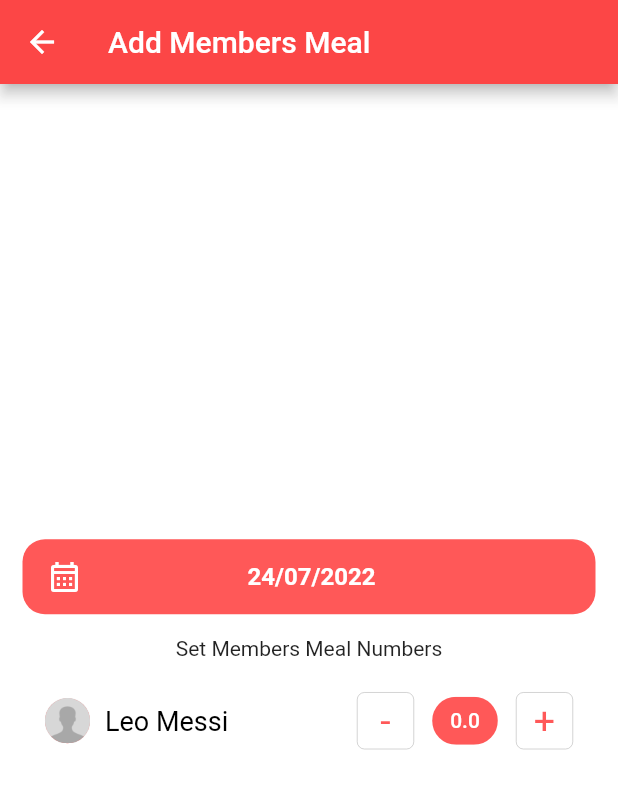
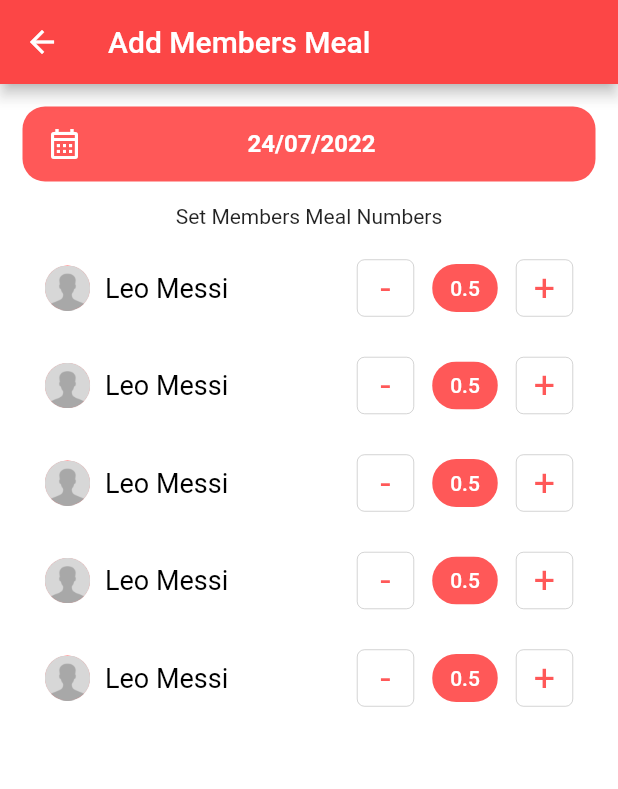
Before and after one commit to raselhossen125/mess_manager, a Flutter app: the AddMealPage screen opened by its route, after a tap on an icon or button, on a phone screen of 412 x 824 dp. Shown: the top 789 px of the screen. Run offline on Flutter 3.47's test engine with Material 2 defaults, Android fonts, the phone set to English and light mode, and no system bars; our stand-ins replace flutter_speed_dial.

Commit message:
add meal page update

```diff
--- a/lib/pages/add_meal_page.dart
+++ b/lib/pages/add_meal_page.dart
@@ -6,11 +6,10 @@ import 'package:provider/provider.dart';
 
 import '../providers/meal_provider.dart';
 import '../untils/custom_colors.dart';
+import '../widgets/addMealList_widget.dart';
 
 class AddMealPage extends StatelessWidget {
   static const routeName = '/addMeal-page';
-
-  double chipValue = 0.0;
 
   @override
   Widget build(BuildContext context) {
@@ -21,8 +20,7 @@ class AddMealPage extends StatelessWidget {
       ),
       body: Center(
         child: Padding(
-          padding: const EdgeInsets.symmetric(horizontal: 15, vertical: 15),
-          child: SingleChildScrollView(
+          padding: const EdgeInsets.only(left: 15, right: 15, top: 15),
           child: Column(
             children: [
               Container(
@@ -60,86 +58,18 @@ class AddMealPage extends StatelessWidget {
                 'Set Members Meal Numbers',
               ),
               SizedBox(height: 15),
-                Container(
-                  padding: EdgeInsets.symmetric(horizontal: 15),
-                  height: 50,
-                  width: double.infinity,
-                  decoration: BoxDecoration(
-                    borderRadius: BorderRadius.circular(15),
-                    color: Colors.white,
-                  ),
-                  child: Align(
-                      alignment: Alignment.centerLeft,
-                      child: Row(
-                        children: [
-                          CircleAvatar(
-                            radius: 15,
-                            child: Image.asset(
-                              'images/R.png',
-                              fit: BoxFit.cover,
-                            ),
-                          ),
-                          SizedBox(width: 10),
-                          Text(
-                            'Leo Messi',
-                            style: TextStyle(
-                                fontWeight: FontWeight.w400,
-                                color: Colors.black,
-                                fontSize: 18),
-                          ),
-                          Spacer(),
-                          InkWell(
-                            onTap: () {},
-                            child: Container(
-                              height: 38,
-                              width: 38,
-                              decoration: BoxDecoration(
-                                  borderRadius: BorderRadius.circular(5),
-                                  border: Border.all(
-                                      width: 0.3, color: Colors.grey)),
-                              child: Center(
-                                child: Text(
-                                  '-',
-                                  style: TextStyle(
-                                      color: CustomColors.appColor,
-                                      fontSize: 25),
-                                ),
-                              ),
-                            ),
-                          ),
-                          SizedBox(width: 10),
-                          Chip(
-                            backgroundColor: CustomColors.appColor,
-                            label: Text(
-                              chipValue.toString(), style: TextStyle(color: Colors.white),
-                            ),
-                          ),
-                          SizedBox(width: 10),
-                          InkWell(
-                            onTap: () {},
-                            child: Container(
-                              height: 38,
-                              width: 38,
-                              decoration: BoxDecoration(
-                                  borderRadius: BorderRadius.circular(5),
-                                  border: Border.all(
-                                      width: 0.3, color: Colors.grey)),
-                              child: Center(
-                                child: Text(
-                                  '+',
-                                  style: TextStyle(
-                                      color: CustomColors.appColor,
-                                      fontSize: 25),
-                                ),
-                              ),
+              Expanded(
+                child: ListView.builder(
+                  itemCount: 5,
+                  itemBuilder: (context, index) {
+                    return Padding(
+                      padding: const EdgeInsets.only(bottom: 15),
+                      child: AddMealListWidget(),
+                    );
+                  },
                 ),
               ),
             ],
-                      )),
-                ),
-                SizedBox(height: 15),
-              ],
-            ),
           ),
         ),
       ),
--- a/lib/providers/meal_provider.dart
+++ b/lib/providers/meal_provider.dart
@@ -1,4 +1,4 @@
-// ignore_for_file: unused_element
+// ignore_for_file: unused_element, non_constant_identifier_names
 
 import 'package:flutter/material.dart';
 import 'package:intl/intl.dart';
@@ -6,6 +6,25 @@ import 'package:intl/intl.dart';
 class MealProvider extends ChangeNotifier {
   bool isDark = false;
   String? pickeddate;
+  double chipValue = 0.0;
+
+  String? latestValue;
+  String dpSelectedItems = 'Leo Mesi';
+  var dropdown_items = [
+    'Leo Mesi',
+    'Ronaldo',
+    'Salah',
+    'Neymer',
+    'M Bappe',
+    'Sadio Mane',
+    'Pogba',
+  ];
+
+  dropDownItemChange(String? newValue) {
+    dpSelectedItems = newValue!;
+    latestValue = newValue;
+    notifyListeners();
+  }
 
   updateDarkMode() {
     isDark = !isDark;
@@ -20,8 +39,23 @@ class MealProvider extends ChangeNotifier {
       lastDate: DateTime.now(),
     );
     if (selectedDate != null) {
-        pickeddate = DateFormat('dd/MM/yyyy').format(selectedDate);
+      pickeddate = DateFormat('dd/MM/yyyy').format(selectedDate);
     }
     notifyListeners();
   }
+
+  incrementMeal() {
+    if (chipValue != 30) {
+      chipValue = chipValue + 0.5;
+    }
+    notifyListeners();
+  }
+
+  decrementMeal() {
+    if(chipValue!=0.0) {
+      chipValue = chipValue - 0.5;
+    }
+    notifyListeners();
+  }
+
 }
--- /dev/null
+++ b/lib/widgets/addMealList_widget.dart
@@ -0,0 +1,95 @@
+// ignore_for_file: prefer_const_constructors
+
+import 'package:flutter/material.dart';
+import 'package:provider/provider.dart';
+
+import '../providers/meal_provider.dart';
+import '../untils/custom_colors.dart';
+
+class AddMealListWidget extends StatelessWidget {
+  const AddMealListWidget({Key? key}) : super(key: key);
+
+  @override
+  Widget build(BuildContext context) {
+    return Consumer<MealProvider>(
+      builder: (context, provider, _) => Container(
+        padding: EdgeInsets.symmetric(horizontal: 15),
+        height: 50,
+        width: double.infinity,
+        decoration: BoxDecoration(
+          borderRadius: BorderRadius.circular(15),
+          color: Colors.white,
+        ),
+        child: Align(
+            alignment: Alignment.centerLeft,
+            child: Row(
+              children: [
+                CircleAvatar(
+                  radius: 15,
+                  child: Image.asset(
+                    'images/R.png',
+                    fit: BoxFit.cover,
+                  ),
+                ),
+                SizedBox(width: 10),
+                Text(
+                  'Leo Messi',
+                  style: TextStyle(
+                      fontWeight: FontWeight.w400,
+                      color: Colors.black,
+                      fontSize: 18),
+                ),
+                Spacer(),
+                InkWell(
+                  onTap: () {
+                    provider.decrementMeal();
+                  },
+                  child: Container(
+                    height: 38,
+                    width: 38,
+                    decoration: BoxDecoration(
+                        borderRadius: BorderRadius.circular(5),
+                        border: Border.all(width: 0.3, color: Colors.grey)),
+                    child: Center(
+                      child: Text(
+                        '-',
+                        style: TextStyle(
+                            color: CustomColors.appColor, fontSize: 25),
+                      ),
+                    ),
+                  ),
+                ),
+                SizedBox(width: 10),
+                Chip(
+                  backgroundColor: CustomColors.appColor,
+                  label: Text(
+                    provider.chipValue.toString(),
+                    style: TextStyle(color: Colors.white),
+                  ),
+                ),
+                SizedBox(width: 10),
+                InkWell(
+                  onTap: () {
+                    provider.incrementMeal();
+                  },
+                  child: Container(
+                    height: 38,
+                    width: 38,
+                    decoration: BoxDecoration(
+                        borderRadius: BorderRadius.circular(5),
+                        border: Border.all(width: 0.3, color: Colors.grey)),
+                    child: Center(
+                      child: Text(
+                        '+',
+                        style: TextStyle(
+                            color: CustomColors.appColor, fontSize: 25),
+                      ),
+                    ),
+                  ),
+                ),
+              ],
+            )),
+      ),
+    );
+  }
+}
```
Also changed, not shown: lib/pages/add_meal_cost_page.dart (+62 -7 lines). Lines whose indentation alone changed are shown as unchanged.
